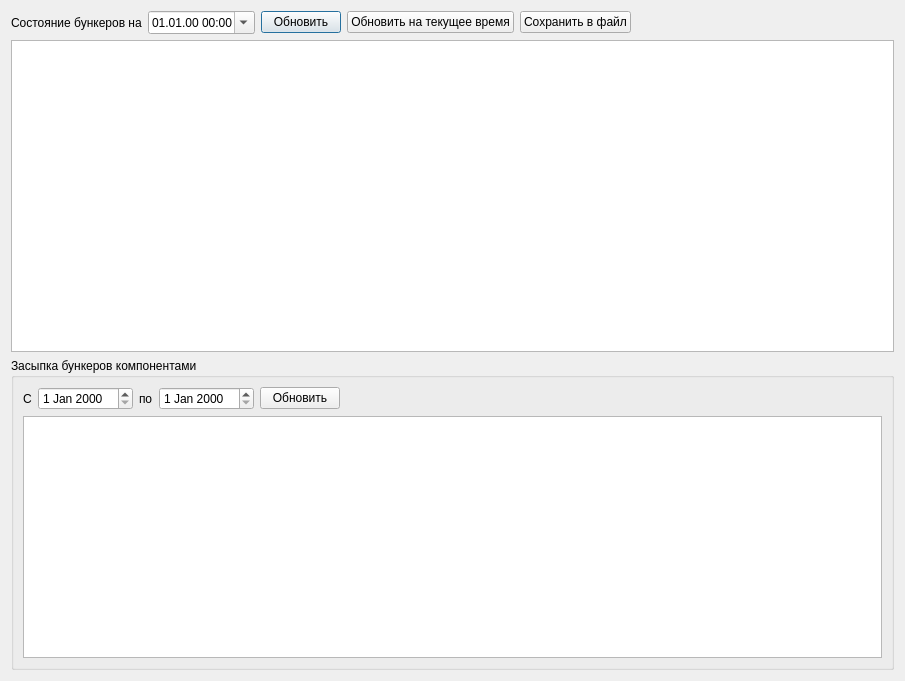
Before: the Qt Designer form dialogbunk.ui in Sergeyego/doz_view, drawn with Qt 5.
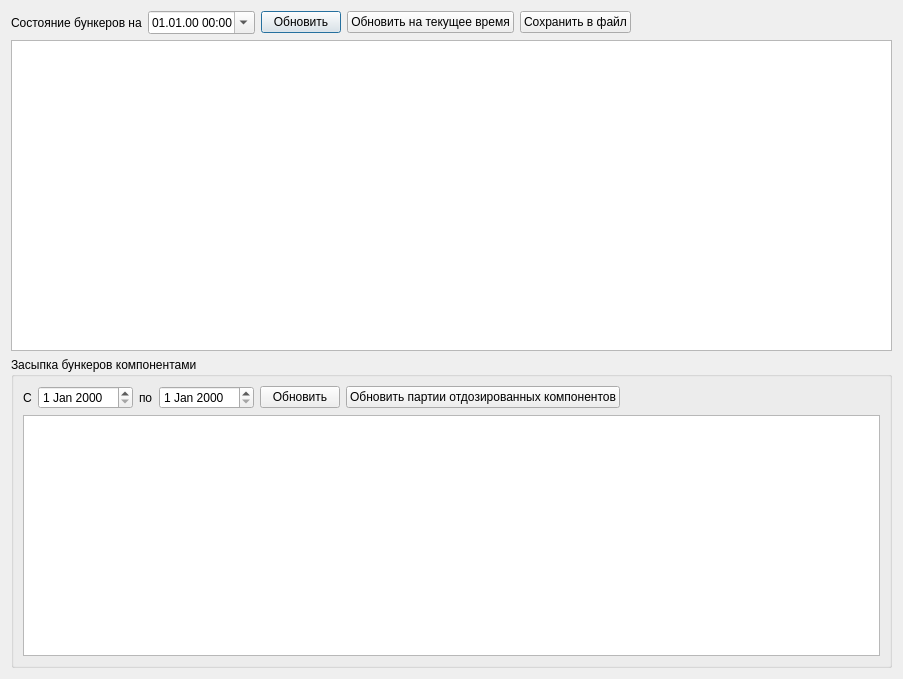
After: the same form once the commit is applied. Custom widgets are drawn as their Qt base class.

Patch:
```diff
--- a/dialogbunk.ui
+++ b/dialogbunk.ui
@@ -6,8 +6,8 @@
    <rect>
     <x>0</x>
     <y>0</y>
-    <width>905</width>
-    <height>681</height>
+    <width>903</width>
+    <height>679</height>
    </rect>
   </property>
   <property name="windowTitle">
@@ -111,6 +111,13 @@
           </property>
          </widget>
         </item>
+        <item>
+         <widget class="QPushButton" name="pushButtonPart">
+          <property name="text">
+           <string>Обновить партии отдозированных компонентов</string>
+          </property>
+         </widget>
+        </item>
         <item>
          <spacer name="horizontalSpacer_2">
           <property name="orientation">
```
